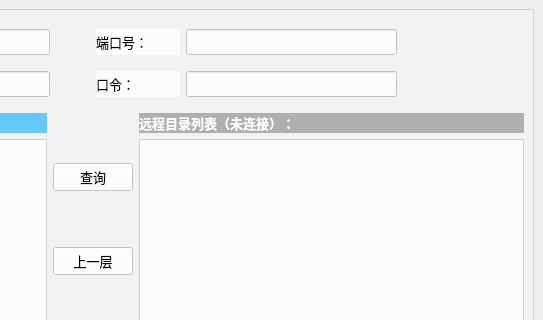
cylqqqcyl/WHU_FTP, file STATUS/client.ui: the form before one commit; both pictures show x 357 to 900 and y 0 to 320 of the 900 by 600 pixel window.
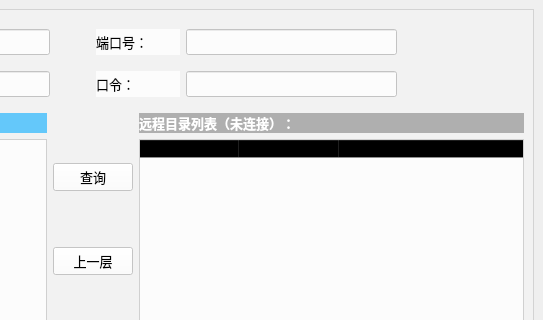
The form after the commit. Icons and pictures are not drawn.

```diff
--- a/STATUS/client.ui
+++ b/STATUS/client.ui
@@ -218,10 +218,28 @@
             </widget>
            </item>
            <item>
-            <widget class="QTreeView" name="treeView_2">
+            <widget class="QTreeWidget" name="treeWidget">
              <property name="styleSheet">
               <string notr="true">background-color: rgba(255, 255, 255, 200);</string>
              </property>
+             <property name="columnCount">
+              <number>3</number>
+             </property>
+             <column>
+              <property name="text">
+               <string>Name</string>
+              </property>
+             </column>
+             <column>
+              <property name="text">
+               <string>Size</string>
+              </property>
+             </column>
+             <column>
+              <property name="text">
+               <string>Type</string>
+              </property>
+             </column>
             </widget>
            </item>
           </layout>
```
